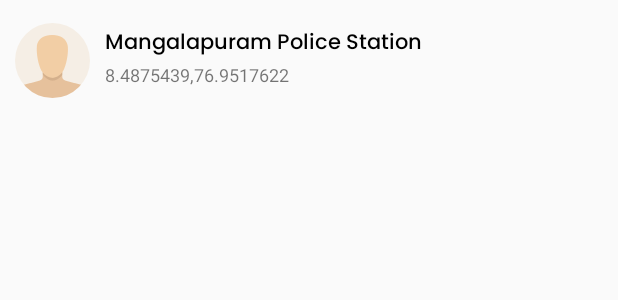
After one commit to myselfjoraj/ReactSafe, an Android app built with Jetpack Compose: the layout item_user_list.xml on its own in the app's theme, with its tools: preview values and no code run, on a phone screen of 412 x 824 dp. The commit adds this screen. Shown: the top 300 px of the screen. Run offline under Robolectric (Android 15) with nearby library versions, the phone set to English and light mode, and no system bars.

Commit message:
new commit

```diff
--- a/app/src/main/java/jr/project/reactsafe/SplashScreenActivity.java
+++ b/app/src/main/java/jr/project/reactsafe/SplashScreenActivity.java
@@ -43,11 +43,11 @@ public class SplashScreenActivity extends AppCompatActivity {
 //        FirebaseDatabase.getInstance().getReference().child("police").removeValue();
 //        FirebaseDatabase.getInstance().getReference().child("users").removeValue();
 
-        try {
-            mAuth.signOut();
-        }catch (Exception e){
-            e.printStackTrace();
-        }
+//        try {
+//            mAuth.signOut();
+//        }catch (Exception e){
+//            e.printStackTrace();
+//        }
 
         Thread thread = new Thread(() -> {
             try {
--- a/app/src/main/java/jr/project/reactsafe/extras/auth/RegisterEntityActivity.java
+++ b/app/src/main/java/jr/project/reactsafe/extras/auth/RegisterEntityActivity.java
@@ -198,7 +198,6 @@ public class RegisterEntityActivity extends AppCompatActivity implements OnMapRe
                 .addOnCompleteListener(this, task -> {
                     dismissPleaseWaitDialog();
                     if (task.isSuccessful()) {
-
                         model.setUid(task.getResult().getUser().getUid());
                         Log.d("ReactSafeFirebaseAuth", "createUserWithEmail:success and uid -- "+ model.getUid());
                         FirebaseHelper.InsertUser(model);
@@ -215,6 +214,11 @@ public class RegisterEntityActivity extends AppCompatActivity implements OnMapRe
                         startActivity(new Intent(RegisterEntityActivity.this, SplashScreenActivity.class));
                     } else {
                         Log.w("ReactSafeFirebaseAuth","createUserWithEmail:failure", task.getException());
+                        if(task.getException().getLocalizedMessage().contains("The email address is already in use by another account.")){
+                            Toast.makeText(this, "User already exists! Please try login", Toast.LENGTH_SHORT).show();
+                        }else {
+                            Toast.makeText(this, "error occured - "+task.getException().getLocalizedMessage(), Toast.LENGTH_SHORT).show();
+                        }
                     }
                 });
     }
--- /dev/null
+++ b/app/src/main/res/layout/item_user_list.xml
@@ -0,0 +1,65 @@
+<?xml version="1.0" encoding="utf-8"?>
+<androidx.constraintlayout.widget.ConstraintLayout xmlns:android="http://schemas.android.com/apk/res/android"
+    xmlns:app="http://schemas.android.com/apk/res-auto"
+    android:layout_width="match_parent"
+    android:layout_height="wrap_content">
+
+    <LinearLayout
+        android:layout_width="match_parent"
+        android:layout_height="match_parent"
+        android:layout_marginStart="10dp"
+        android:layout_marginTop="10dp"
+        android:layout_marginEnd="10dp"
+        android:layout_marginBottom="10dp"
+        android:orientation="horizontal"
+        app:layout_constraintBottom_toBottomOf="parent"
+        app:layout_constraintEnd_toEndOf="parent"
+        app:layout_constraintStart_toStartOf="parent"
+        app:layout_constraintTop_toTopOf="parent">
+
+        <jr.project.reactsafe.extras.util.CircleImageView
+            android:id="@+id/iv"
+            android:layout_width="50dp"
+            android:layout_height="50dp"
+            android:layout_marginTop="5dp"
+            android:src="@drawable/avatar" />
+
+        <LinearLayout
+            android:layout_width="wrap_content"
+            android:layout_height="wrap_content"
+            android:layout_gravity="center"
+            android:layout_marginStart="10dp"
+            android:layout_weight="1"
+            android:orientation="vertical">
+
+            <TextView
+                android:id="@+id/title"
+                android:layout_width="match_parent"
+                android:layout_height="wrap_content"
+                android:fontFamily="@font/poppins_medium"
+                android:text="Mangalapuram Police Station"
+                android:textColor="@color/black"
+                android:textSize="14sp" />
+
+            <TextView
+                android:id="@+id/caption"
+                android:layout_width="match_parent"
+                android:layout_height="wrap_content"
+                android:text="8.4875439,76.9517622"
+                android:textSize="12sp" />
+
+        </LinearLayout>
+
+        <ImageView
+            android:layout_width="40dp"
+            android:layout_height="40dp"
+            android:layout_gravity="center"
+            android:background="@drawable/shape_rounded"
+            android:backgroundTint="@color/red_light"
+            android:padding="12dp"
+            android:tint="@color/white"
+            android:visibility="gone"
+            app:srcCompat="@drawable/call" />
+
+    </LinearLayout>
+</androidx.constraintlayout.widget.ConstraintLayout>
```
